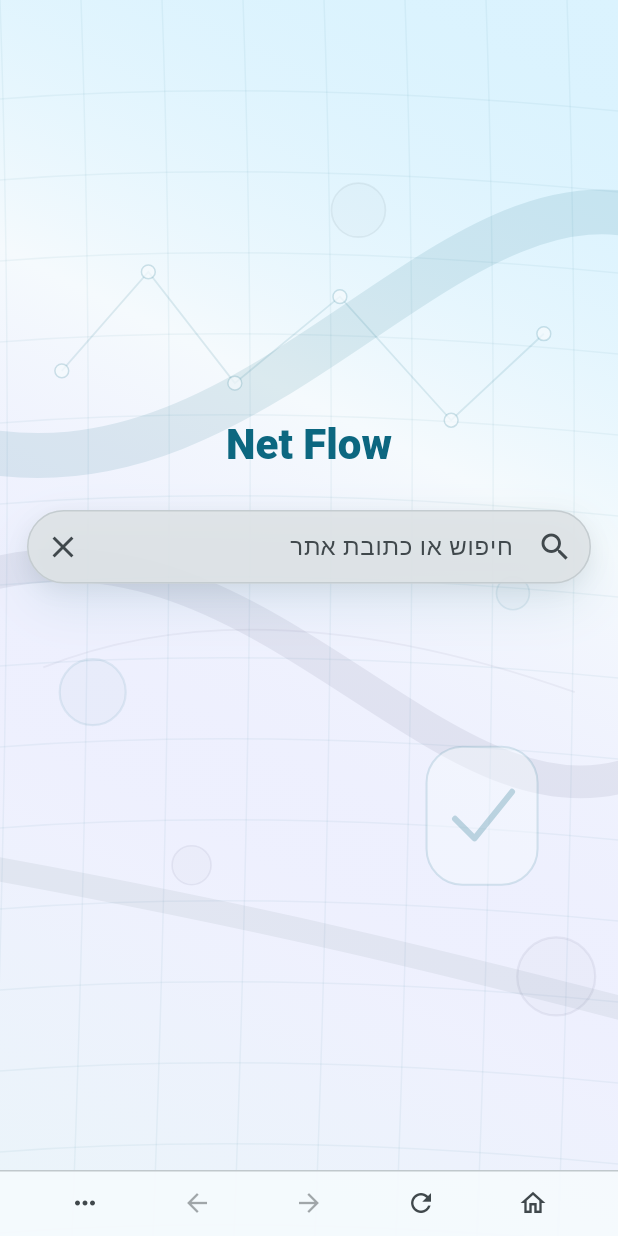
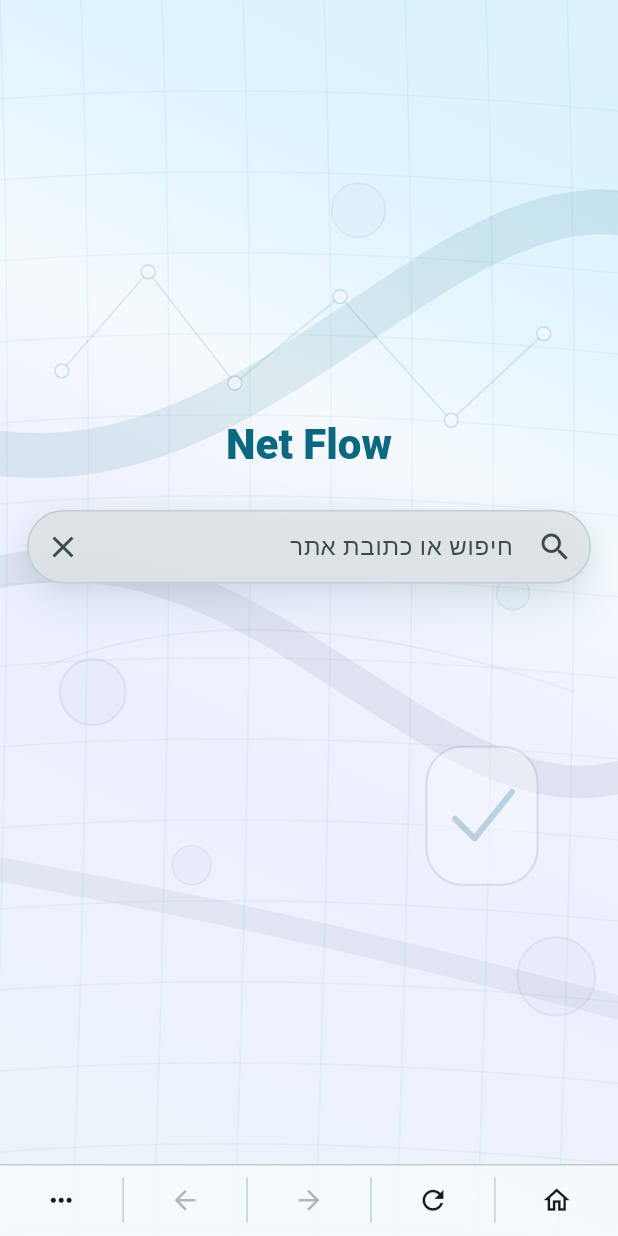
Before and after one commit to NHLOCAL/net_flow, a Flutter app: the screen it shows after launch, on a phone screen of 412 x 824 dp. Run offline on Flutter 3.47's test engine with Material 3 defaults, Android fonts, the phone set to English and light mode, and no system bars; our stand-ins replace permission_handler, shared_preferences; missing offline and left inert: flutter_downloader, flutter_inappwebview.

Commit message:
Refine browser control separators

```diff
--- a/lib/browser/widgets/compact_browser_page.dart
+++ b/lib/browser/widgets/compact_browser_page.dart
@@ -928,42 +928,78 @@ class _BrowserBottomBar extends StatelessWidget {
             ),
           ),
           child: SizedBox(
-            height: 44,
+            height: 48,
             child: Row(
-              mainAxisAlignment: MainAxisAlignment.spaceEvenly,
               children: [
-                _BottomBarButton(
+                Expanded(
+                  child: _BottomBarButton(
                     key: const Key('browser-home-button'),
                     tooltip: 'בית',
                     icon: Icons.home_outlined,
                     onPressed: onHome,
                   ),
-                _BottomBarButton(
+                ),
+                const _BottomBarSeparator(index: 0),
+                Expanded(
+                  child: _BottomBarButton(
                     key: const Key('browser-reload-button'),
                     tooltip: state.isLoading ? 'עצור' : 'רענן',
                     icon: state.isLoading ? Icons.close : Icons.refresh,
                     onPressed: state.isLoading ? onStop : onReload,
                   ),
-                _BottomBarButton(
+                ),
+                const _BottomBarSeparator(index: 1),
+                Expanded(
+                  child: _BottomBarButton(
                     key: const Key('browser-forward-button'),
                     tooltip: 'קדימה',
                     icon: Icons.arrow_back,
                     onPressed: onForward,
                   ),
-                _BottomBarButton(
+                ),
+                const _BottomBarSeparator(index: 2),
+                Expanded(
+                  child: _BottomBarButton(
                     key: const Key('browser-back-button'),
                     tooltip: 'חזרה',
                     icon: Icons.arrow_forward,
                     onPressed: onBack,
                   ),
-                _BottomBarButton(
+                ),
+                const _BottomBarSeparator(index: 3),
+                Expanded(
+                  child: _BottomBarButton(
                     key: const Key('browser-menu-button'),
                     tooltip: 'אפשרויות נוספות',
                     icon: Icons.more_horiz,
                     onPressed: onMenu,
                   ),
+                ),
               ],
             ),
+          ),
+        ),
+      ),
+    );
+  }
+}
+
+class _BottomBarSeparator extends StatelessWidget {
+  const _BottomBarSeparator({required this.index});
+
+  final int index;
+
+  @override
+  Widget build(BuildContext context) {
+    final colorScheme = Theme.of(context).colorScheme;
+    return Center(
+      child: SizedBox(
+        key: Key('browser-bottom-bar-separator-$index'),
+        width: 1,
+        height: 30,
+        child: DecoratedBox(
+          decoration: BoxDecoration(
+            color: colorScheme.outlineVariant.withValues(alpha: 0.88),
           ),
         ),
       ),
@@ -985,15 +1021,26 @@ class _BottomBarButton extends StatelessWidget {
 
   @override
   Widget build(BuildContext context) {
-    return IconButton(
-      tooltip: tooltip,
-      icon: Icon(icon, size: 20),
-      onPressed: onPressed,
-      padding: EdgeInsets.zero,
-      constraints: const BoxConstraints.tightFor(width: 44, height: 40),
-      visualDensity: VisualDensity.compact,
-      style: IconButton.styleFrom(
-        tapTargetSize: MaterialTapTargetSize.shrinkWrap,
+    final colorScheme = Theme.of(context).colorScheme;
+    final isEnabled = onPressed != null;
+    final foreground = isEnabled
+        ? colorScheme.onSurface
+        : colorScheme.onSurfaceVariant.withValues(alpha: 0.38);
+
+    return Tooltip(
+      message: tooltip,
+      child: Material(
+        color: Colors.transparent,
+        child: InkWell(
+          onTap: onPressed,
+          borderRadius: BorderRadius.circular(7),
+          child: SizedBox(
+            height: 48,
+            child: Center(
+              child: Icon(icon, size: 21, color: foreground),
+            ),
+          ),
+        ),
       ),
     );
   }
```
Also changed, not shown: lib/browser/widgets/browser_menu_sheet.dart (+51 -19 lines), 2 other files. Lines whose indentation alone changed are shown as unchanged.
